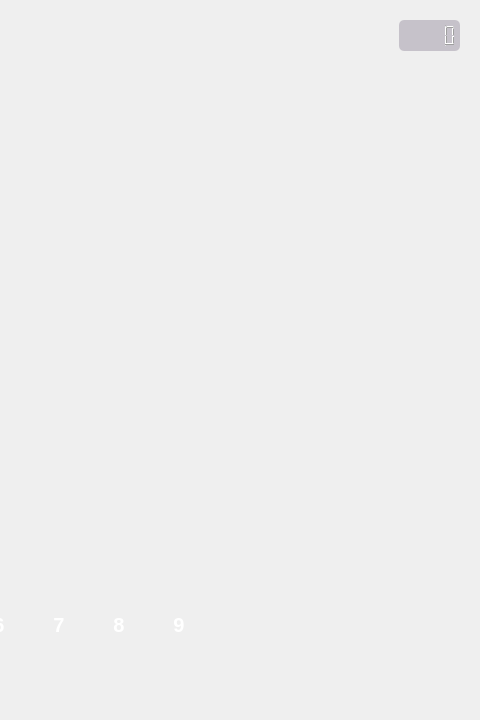
The window that mainwindow.ui (Alexy845/Aztec) describes before a commit, drawn with Qt 5; both pictures show x 600 to 1080 and y 0 to 720 of the 1080 by 720 pixel window.
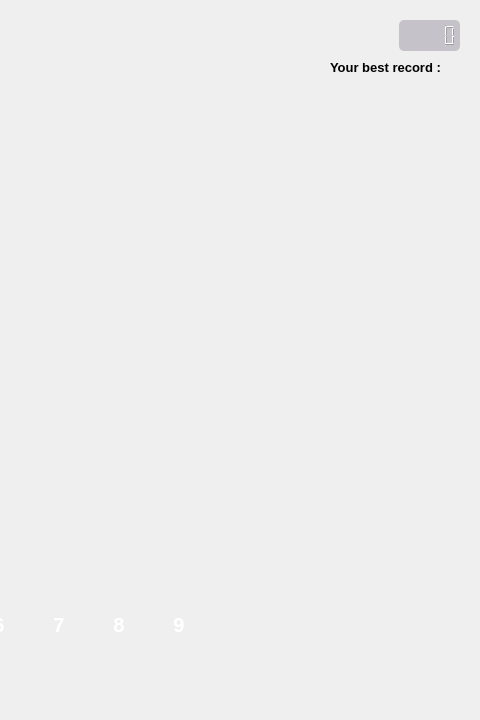
The same window after the commit. The open tabs and pages were chosen to show the change. Icons and pictures are not drawn. Custom widgets are drawn as their Qt base class.

Commit message: record display

```diff
--- a/mainwindow.ui
+++ b/mainwindow.ui
@@ -480,6 +480,22 @@
         </item>
        </layout>
       </widget>
+      <widget class="QLabel" name="BestRecord">
+       <property name="geometry">
+        <rect>
+         <x>930</x>
+         <y>60</y>
+         <width>121</width>
+         <height>581</height>
+        </rect>
+       </property>
+       <property name="text">
+        <string>Your best record :</string>
+       </property>
+       <property name="alignment">
+        <set>Qt::AlignLeading|Qt::AlignLeft|Qt::AlignTop</set>
+       </property>
+      </widget>
      </widget>
     </widget>
     <widget class="QWidget" name="page_victoire">
```
Left out of the diff: 2 changed lines with no effect on the pictures. The commit also changes 3 other files.
